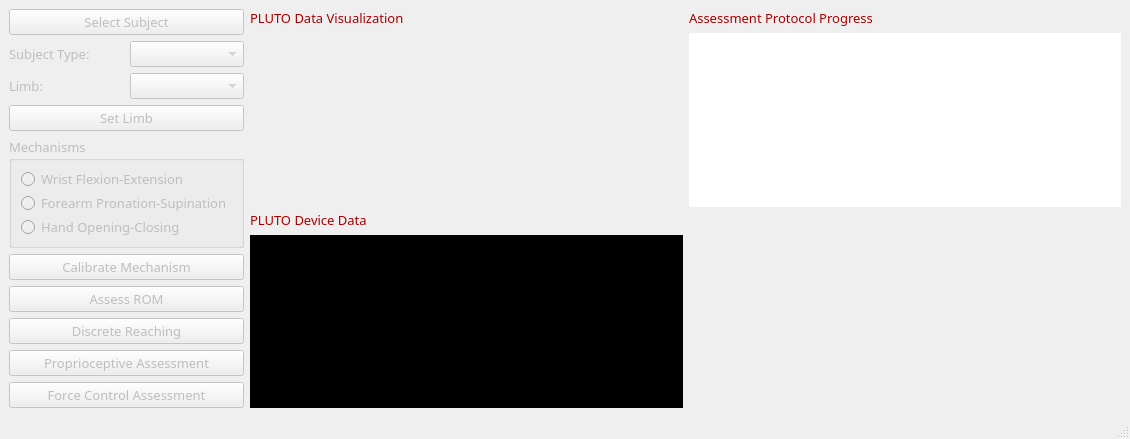
This is ui/plutofullassessment.ui in siva82kb/pluto-assessment as Qt 5 draws it before an edit. The edited form follows.
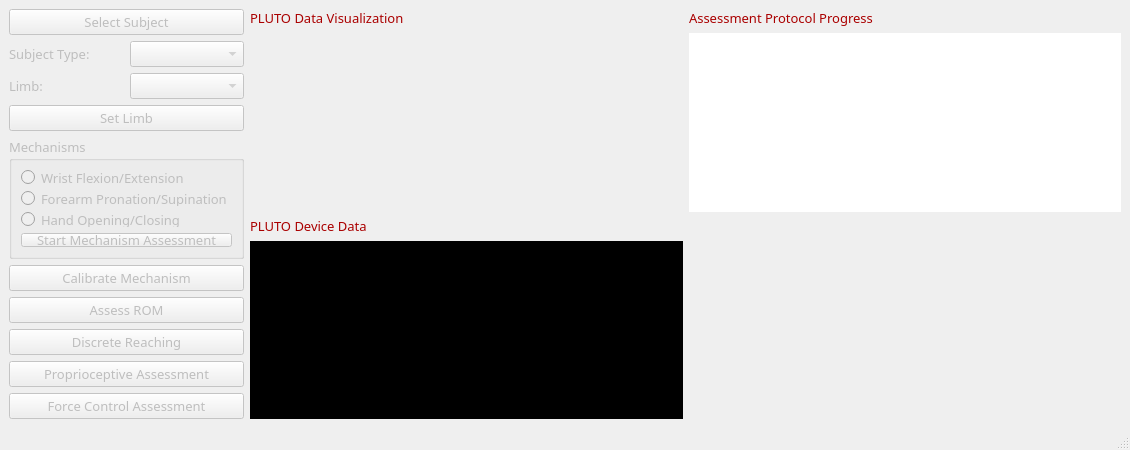
This is the edited form.

Commit message: Cleaned up protocol generation for restarting assessment from the middle.

Diff of the .ui file:
```diff
--- a/ui/plutofullassessment.ui
+++ b/ui/plutofullassessment.ui
@@ -7,19 +7,19 @@
     <x>0</x>
     <y>0</y>
     <width>1130</width>
-    <height>439</height>
+    <height>450</height>
    </rect>
   </property>
   <property name="minimumSize">
    <size>
     <width>1130</width>
-    <height>439</height>
+    <height>450</height>
    </size>
   </property>
   <property name="maximumSize">
    <size>
     <width>1130</width>
-    <height>439</height>
+    <height>450</height>
    </size>
   </property>
   <property name="font">
@@ -161,7 +161,7 @@
                 <bool>false</bool>
                </property>
                <property name="text">
-                <string>Wrist Flexion-Extension</string>
+                <string>Wrist Flexion/Extension</string>
                </property>
               </widget>
              </item>
@@ -171,7 +171,7 @@
                 <bool>false</bool>
                </property>
                <property name="text">
-                <string>Forearm Pronation-Supination</string>
+                <string>Forearm Pronation/Supination</string>
                </property>
               </widget>
              </item>
@@ -181,7 +181,17 @@
                 <bool>false</bool>
                </property>
                <property name="text">
-                <string>Hand Opening-Closing</string>
+                <string>Hand Opening/Closing</string>
+               </property>
+              </widget>
+             </item>
+             <item>
+              <widget class="QPushButton" name="pbStartMechAssessment">
+               <property name="enabled">
+                <bool>false</bool>
+               </property>
+               <property name="text">
+                <string>Start Mechanism Assessment</string>
                </property>
               </widget>
              </item>
@@ -368,10 +378,20 @@
           <property name="enabled">
            <bool>false</bool>
           </property>
+          <property name="font">
+           <font>
+            <family>Cascadia Mono</family>
+            <pointsize>8</pointsize>
+            <weight>50</weight>
+            <italic>false</italic>
+            <bold>false</bold>
+           </font>
+          </property>
           <property name="styleSheet">
            <string notr="true">font: 8pt &quot;Cascadia Mono&quot;;
 background: transparent;
-color: black;
+color: ;
+color: rgb(130, 130, 130);
 border: none;</string>
           </property>
          </widget>
```
The commit also changes 14 other files.
